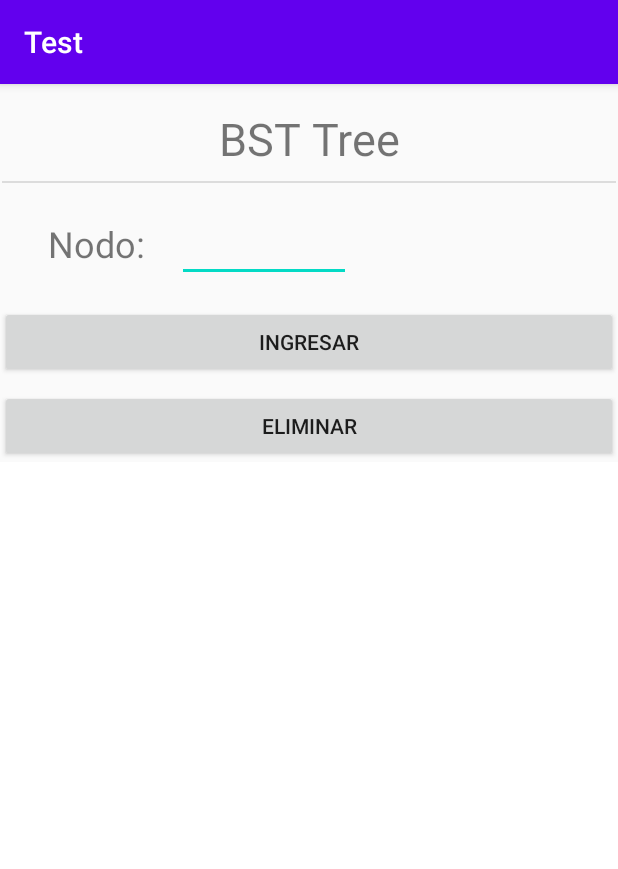
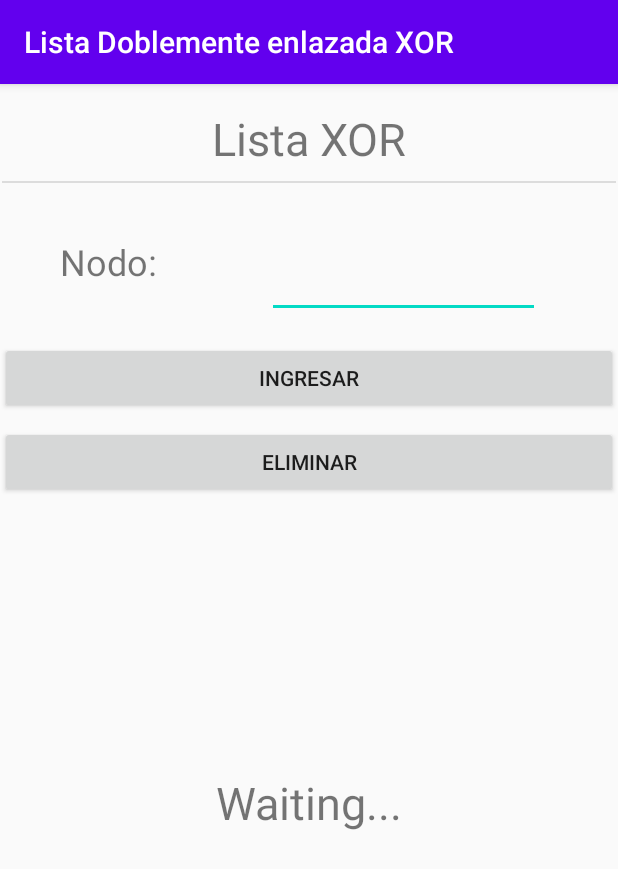
Before and after one commit to joseaam2020/extraclase4, an Android app: the screen it shows after launch (MainActivity), on a phone screen of 412 x 824 dp. Shown: the top 869 px of the screen. Run offline under Robolectric (Android 15) with nearby library versions, the phone set to English and light mode, and no system bars.

Commit message:
Se añaden las funciones de la lista a la aplicacion y se arreglan detalles de visualizacion

```diff
--- a/app/src/main/java/com/example/test/ListaXOR.java
+++ b/app/src/main/java/com/example/test/ListaXOR.java
@@ -59,13 +59,14 @@ public class ListaXOR {
         if(next == 0){
             head = null;
             headSuplementaria = null;
+            return;
         }
         if(tmpNodo.getDato().equals(dato)){
             NodoSuplementario tmpSplm = headSuplementaria;
             NodoXOR newHead = null;
             while(tmpSplm != null){
-
                 newHead = (NodoXOR) tmpSplm.getDato();
+                System.out.println(newHead);
                 if(next == newHead.getInstanceId()) {
                     break;
                 }
--- a/app/src/main/java/com/example/test/MainActivity.java
+++ b/app/src/main/java/com/example/test/MainActivity.java
@@ -1,9 +1,15 @@
 package com.example.test;
 
+import android.text.method.ScrollingMovementMethod;
+import android.view.View;
 import android.widget.Button;
+import android.widget.EditText;
 import android.widget.ImageView;
+import android.widget.TextView;
 import androidx.appcompat.app.AppCompatActivity;
 import android.os.Bundle;
+
+import java.util.List;
 
 public class MainActivity extends AppCompatActivity {
 
@@ -12,9 +18,39 @@ public class MainActivity extends AppCompatActivity {
         super.onCreate(savedInstanceState);
         setContentView(R.layout.activity_main);
 
+        final ListaXOR listaXOR = new ListaXOR();
+
+        final TextView listaView = findViewById(R.id.ListaXORView);
+        final EditText inputLista = findViewById(R.id.enterLista);
         Button ingresar = findViewById(R.id.ingresar);
         Button eliminar = findViewById(R.id.eliminar);
-        ImageView arbol = findViewById(R.id.arbolView);
+        listaView.setMovementMethod(new ScrollingMovementMethod());
 
+        ingresar.setOnClickListener(new View.OnClickListener() {
+            @Override
+            public void onClick(View v) {
+                String input = inputLista.getText().toString();
+                if(!input.isEmpty()){
+                    int dato = Integer.parseInt(input);
+                    listaXOR.insertar(dato);
+                    listaView.setText(listaXOR.print());
+                }
+                inputLista.setText("");
+            }
+        });
+
+        eliminar.setOnClickListener(new View.OnClickListener() {
+            @Override
+            public void onClick(View v) {
+                String input = inputLista.getText().toString();
+                System.out.println(input.isEmpty());
+                if(!input.isEmpty()){
+                    int dato = Integer.parseInt(input);
+                    listaXOR.eliminar(dato);
+                    listaView.setText(listaXOR.print());
+                }
+                inputLista.setText("");
+            }
+        });
     }
 }
--- a/app/src/main/res/layout/activity_main.xml
+++ b/app/src/main/res/layout/activity_main.xml
@@ -7,7 +7,7 @@
         android:layout_height="match_parent"
         tools:context=".MainActivity">
     <TextView
-            android:text="BST Tree"
+            android:text="Lista XOR"
             android:layout_width="wrap_content"
             android:layout_height="wrap_content" android:id="@+id/textView"
             app:layout_constraintStart_toStartOf="parent" app:layout_constraintTop_toTopOf="parent"
@@ -23,20 +23,20 @@
             app:layout_constraintEnd_toEndOf="parent" app:layout_constraintTop_toBottomOf="@+id/textView"
             android:layout_marginTop="8dp" android:layout_marginLeft="16dp" android:layout_marginStart="16dp"
             android:layout_marginRight="16dp" android:layout_marginEnd="16dp"
-            app:layout_constraintBottom_toTopOf="@+id/editTextNumber" app:layout_constraintVertical_bias="0.225"/>
+            app:layout_constraintBottom_toTopOf="@+id/enterLista" app:layout_constraintVertical_bias="0.225"/>
     <TextView
             android:text="Nodo:"
             android:layout_width="70dp"
             android:layout_height="34dp" android:id="@+id/textView2"
             app:layout_constraintTop_toBottomOf="@+id/divider" app:layout_constraintStart_toStartOf="parent"
-            android:layout_marginTop="24dp" android:layout_marginLeft="32dp" android:layout_marginStart="32dp"
+            android:layout_marginTop="36dp" android:layout_marginLeft="40dp" android:layout_marginStart="40dp"
             android:textSize="24sp"/>
     <Button
             android:text="Ingresar"
             android:layout_width="0dp"
             android:layout_height="wrap_content" android:id="@+id/ingresar"
             app:layout_constraintStart_toStartOf="parent" app:layout_constraintEnd_toEndOf="parent"
-            app:layout_constraintTop_toBottomOf="@+id/editTextNumber" android:layout_marginTop="16dp"/>
+            app:layout_constraintTop_toBottomOf="@+id/enterLista" android:layout_marginTop="16dp"/>
     <Button
             android:text="Eliminar"
             android:layout_width="0dp"
@@ -44,19 +44,23 @@
             app:layout_constraintTop_toBottomOf="@+id/ingresar" app:layout_constraintStart_toStartOf="parent"
             app:layout_constraintEnd_toEndOf="parent" android:layout_marginTop="8dp"/>
     <EditText
-            android:layout_width="116dp"
-            android:layout_height="50dp"
+            android:layout_width="182dp"
+            android:layout_height="74dp"
             android:inputType="number"
             android:ems="10"
-            android:id="@+id/editTextNumber"
+            android:id="@+id/enterLista"
             app:layout_constraintStart_toEndOf="@+id/textView2" android:layout_marginLeft="16dp"
             android:layout_marginStart="16dp" android:layout_marginTop="16dp"
-            app:layout_constraintTop_toBottomOf="@+id/divider"/>
-    <ImageView
-            android:layout_width="0dp"
-            android:layout_height="0dp" app:srcCompat="@android:drawable/screen_background_light"
-            android:id="@+id/arbolView"
-            app:layout_constraintTop_toBottomOf="@+id/eliminar " app:layout_constraintBottom_toBottomOf="parent"
-            app:layout_constraintStart_toStartOf="parent" app:layout_constraintEnd_toEndOf="parent"
-            android:contentDescription="TODO"/>
+            app:layout_constraintTop_toBottomOf="@+id/divider" app:layout_constraintEnd_toEndOf="parent"/>
+    <TextView
+            android:text="@string/ListaXOR"
+            android:layout_width="wrap_content"
+            android:layout_height="wrap_content" android:id="@+id/ListaXORView"
+            android:scrollbarStyle="outsideInset" android:textSize="30sp"
+            android:scrollbars="horizontal"
+            android:ellipsize="none"
+            android:singleLine="true"
+            app:layout_constraintTop_toBottomOf="@+id/eliminar" app:layout_constraintStart_toStartOf="parent"
+            app:layout_constraintEnd_toEndOf="parent" app:layout_constraintBottom_toBottomOf="parent"
+            app:layout_constraintVertical_bias="0.408"/>
 </androidx.constraintlayout.widget.ConstraintLayout>
--- a/app/src/main/res/values/strings.xml
+++ b/app/src/main/res/values/strings.xml
@@ -1,3 +1,4 @@
 <resources>
-    <string name="app_name">Test</string>
+    <string name="app_name">Lista Doblemente enlazada XOR</string>
+    <string name="ListaXOR">Waiting...</string>
 </resources>
```
Also changed, not shown: 1 other file.
